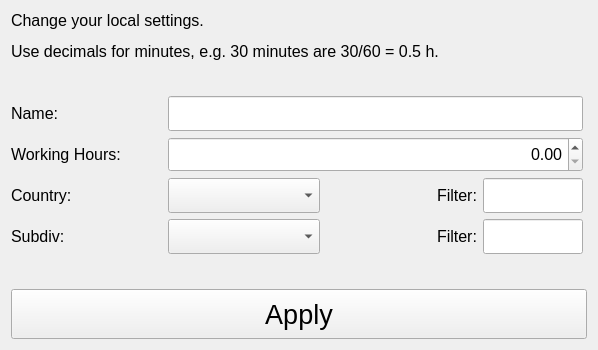
AndreWohnsland/TimeTracker, file ui/config_window.ui: the form before one commit.
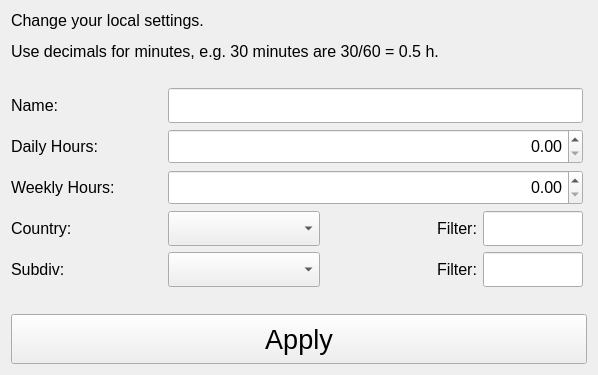
The form after the commit.

Commit message: Add weekly hours setting

```diff
--- a/ui/config_window.ui
+++ b/ui/config_window.ui
@@ -7,7 +7,7 @@
     <x>0</x>
     <y>0</y>
     <width>598</width>
-    <height>350</height>
+    <height>375</height>
    </rect>
   </property>
   <property name="windowTitle">
@@ -49,7 +49,7 @@
         <x>0</x>
         <y>0</y>
         <width>580</width>
-        <height>220</height>
+        <height>245</height>
        </rect>
       </property>
       <layout class="QVBoxLayout" name="verticalLayout_3">
@@ -67,22 +67,31 @@
        </property>
        <item>
         <layout class="QGridLayout" name="gridLayout_2">
+         <item row="2" column="0">
+          <widget class="QLabel" name="label_9">
+           <property name="font">
+            <font>
+             <pointsize>12</pointsize>
+            </font>
+           </property>
+           <property name="text">
+            <string>Weekly Hours:</string>
+           </property>
+          </widget>
+         </item>
+         <item row="4" column="0">
+          <widget class="QLabel" name="label_6">
+           <property name="font">
+            <font>
+             <pointsize>12</pointsize>
+            </font>
+           </property>
+           <property name="text">
+            <string>Subdiv:</string>
+           </property>
+          </widget>
+         </item>
          <item row="3" column="2">
-          <widget class="QLabel" name="label_8">
-           <property name="font">
-            <font>
-             <pointsize>12</pointsize>
-            </font>
-           </property>
-           <property name="text">
-            <string>Filter:</string>
-           </property>
-           <property name="alignment">
-            <set>Qt::AlignRight|Qt::AlignTrailing|Qt::AlignVCenter</set>
-           </property>
-          </widget>
-         </item>
-         <item row="2" column="2">
           <widget class="QLabel" name="label_7">
            <property name="font">
             <font>
@@ -97,20 +106,35 @@
            </property>
           </widget>
          </item>
+         <item row="4" column="2">
+          <widget class="QLabel" name="label_8">
+           <property name="font">
+            <font>
+             <pointsize>12</pointsize>
+            </font>
+           </property>
+           <property name="text">
+            <string>Filter:</string>
+           </property>
+           <property name="alignment">
+            <set>Qt::AlignRight|Qt::AlignTrailing|Qt::AlignVCenter</set>
+           </property>
+          </widget>
+         </item>
          <item row="3" column="0">
-          <widget class="QLabel" name="label_6">
+          <widget class="QLabel" name="label_4">
            <property name="font">
             <font>
              <pointsize>12</pointsize>
             </font>
            </property>
            <property name="text">
-            <string>Subdiv:</string>
+            <string>Country:</string>
            </property>
           </widget>
          </item>
          <item row="3" column="3">
-          <widget class="QLineEdit" name="filter_subdiv">
+          <widget class="QLineEdit" name="filter_country">
            <property name="minimumSize">
             <size>
              <width>0</width>
@@ -141,19 +165,31 @@
             </font>
            </property>
            <property name="text">
-            <string>Working Hours:</string>
+            <string>Daily Hours:</string>
            </property>
           </widget>
          </item>
-         <item row="2" column="0">
-          <widget class="QLabel" name="label_4">
+         <item row="4" column="3">
+          <widget class="QLineEdit" name="filter_subdiv">
+           <property name="minimumSize">
+            <size>
+             <width>0</width>
+             <height>35</height>
+            </size>
+           </property>
+           <property name="maximumSize">
+            <size>
+             <width>100</width>
+             <height>16777215</height>
+            </size>
+           </property>
            <property name="font">
             <font>
              <pointsize>12</pointsize>
             </font>
            </property>
-           <property name="text">
-            <string>Country:</string>
+           <property name="alignment">
+            <set>Qt::AlignRight|Qt::AlignTrailing|Qt::AlignVCenter</set>
            </property>
           </widget>
          </item>
@@ -169,47 +205,8 @@
            </property>
           </widget>
          </item>
-         <item row="2" column="3">
-          <widget class="QLineEdit" name="filter_country">
-           <property name="minimumSize">
-            <size>
-             <width>0</width>
-             <height>35</height>
-            </size>
-           </property>
-           <property name="maximumSize">
-            <size>
-             <width>100</width>
-             <height>16777215</height>
-            </size>
-           </property>
-           <property name="font">
-            <font>
-             <pointsize>12</pointsize>
-            </font>
-           </property>
-           <property name="alignment">
-            <set>Qt::AlignRight|Qt::AlignTrailing|Qt::AlignVCenter</set>
-           </property>
-          </widget>
-         </item>
-         <item row="2" column="1">
-          <widget class="QComboBox" name="input_country">
-           <property name="minimumSize">
-            <size>
-             <width>0</width>
-             <height>35</height>
-            </size>
-           </property>
-           <property name="font">
-            <font>
-             <pointsize>12</pointsize>
-            </font>
-           </property>
-          </widget>
-         </item>
          <item row="3" column="1">
-          <widget class="QComboBox" name="input_subdiv">
+          <widget class="QComboBox" name="input_country">
            <property name="minimumSize">
             <size>
              <width>0</width>
@@ -241,8 +238,41 @@
            </property>
           </widget>
          </item>
+         <item row="4" column="1">
+          <widget class="QComboBox" name="input_subdiv">
+           <property name="minimumSize">
+            <size>
+             <width>0</width>
+             <height>35</height>
+            </size>
+           </property>
+           <property name="font">
+            <font>
+             <pointsize>12</pointsize>
+            </font>
+           </property>
+          </widget>
+         </item>
          <item row="1" column="1" colspan="3">
-          <widget class="QDoubleSpinBox" name="input_working_hours">
+          <widget class="QDoubleSpinBox" name="input_daily_hours">
+           <property name="minimumSize">
+            <size>
+             <width>0</width>
+             <height>35</height>
+            </size>
+           </property>
+           <property name="font">
+            <font>
+             <pointsize>12</pointsize>
+            </font>
+           </property>
+           <property name="alignment">
+            <set>Qt::AlignRight|Qt::AlignTrailing|Qt::AlignVCenter</set>
+           </property>
+          </widget>
+         </item>
+         <item row="2" column="1" colspan="3">
+          <widget class="QDoubleSpinBox" name="input_weekly_hours">
            <property name="minimumSize">
             <size>
              <width>0</width>
```
The commit also changes 2 other files.
